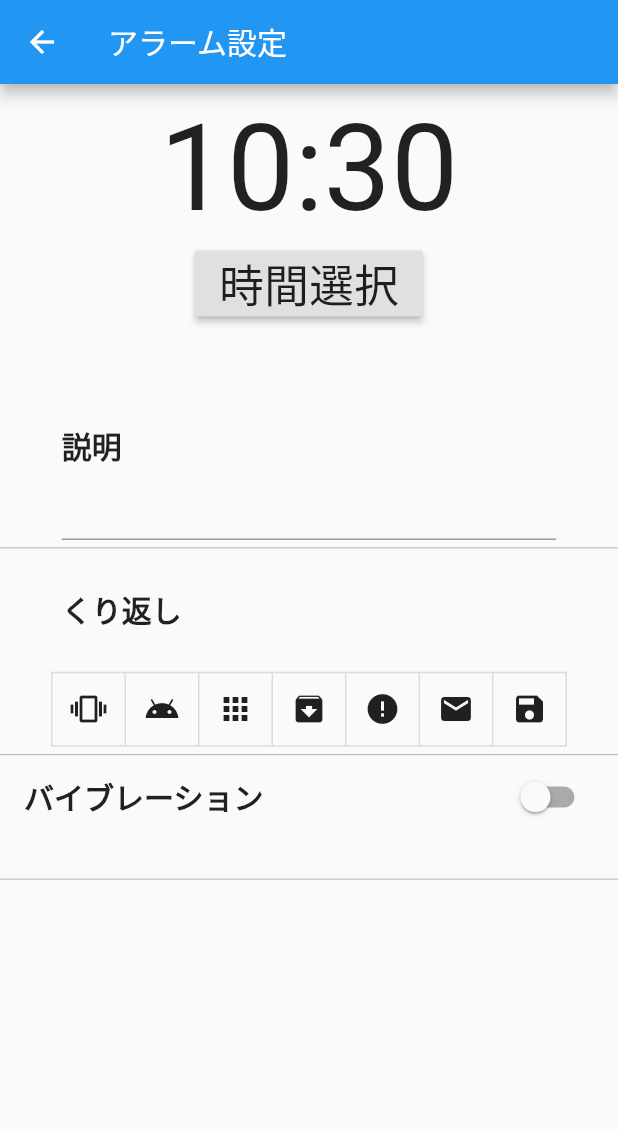
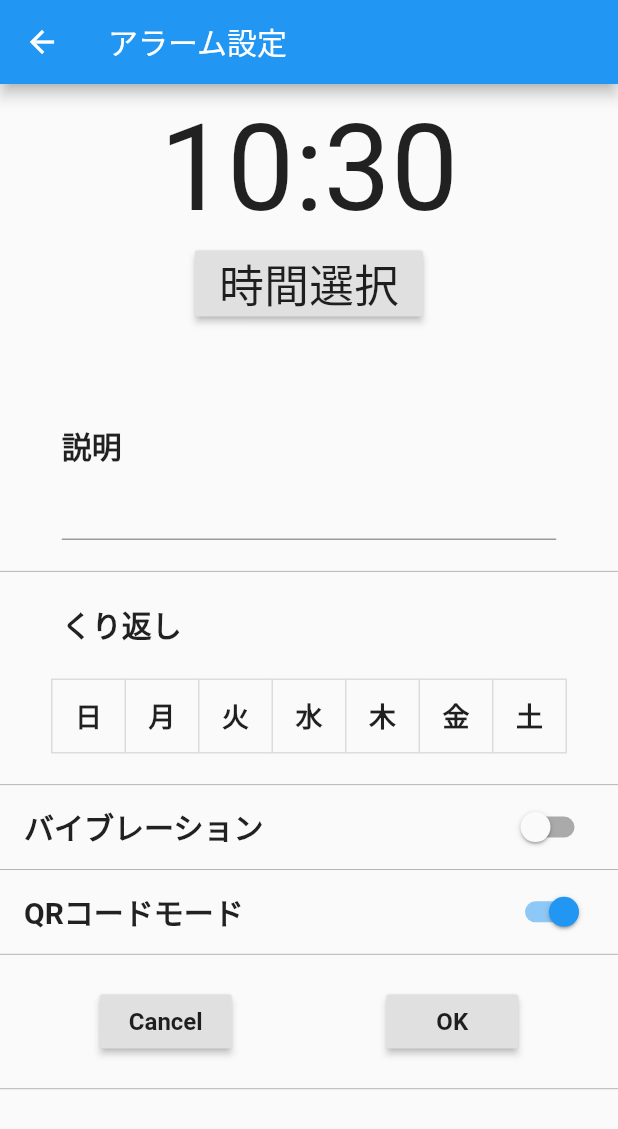
Before and after one commit to 06itsuki08/alarm_clock, a Flutter app: the screen it shows after launch, after a tap on the "alarm add" icon, on a phone screen of 412 x 824 dp. Shown: the top 1129 px of the screen. Run offline on Flutter 3.47's test engine with Material 2 defaults, Android fonts, the phone set to English and light mode, and no system bars; our stand-ins replace shared_preferences.

Commit message:
アラーム設定画面と一覧

```diff
--- a/lib/main.dart
+++ b/lib/main.dart
@@ -11,6 +11,8 @@ class MyApp extends StatelessWidget {
   Widget build(BuildContext context) {
     return MaterialApp(
       title: title,
+      //右上のデバッグモードって帯を消す
+      debugShowCheckedModeBanner: false,
       //テーマ　アプリの基本色を決めたりする
       theme: ThemeData(
         primarySwatch: Colors.blue,
--- a/lib/module/alarm.dart
+++ b/lib/module/alarm.dart
@@ -1,27 +1,31 @@
-class Alarm{
+import 'package:flutter/material.dart';
+
+class Alarm {
   int id;
- DateTime time;
- String description;
- String soundPath;
+  TimeOfDay time;
+  String description = '未登録';
+  //String soundPath; Path取得未実装
   List<int> repeat;
   bool vibration;
+  bool qrCodeMode;
 
   Alarm(
+      {this.id,
       this.time,
       this.description,
-   this.soundPath,
       this.repeat,
-   this.vibration
- );
+      this.vibration,
+      this.qrCodeMode});
 
- setAlarm(DateTime time,String description,String soundPath,List<int> repeat,bool vibration){
-   new Alarm(
-     time,
-     description,
-     soundPath,
-     repeat,
-     vibration
-   );
+  /*
+  setAlarm(TimeOfDay time, String description, List<int> repeat, bool vibration,
+      bool qrCodeMode) {
+    Alarm(
+        time: time,
+        description: description,
+        repeat: repeat,
+        vibration: vibration,
+        qrCodeMode: qrCodeMode);
   }
-
+  */
 }
--- /dev/null
+++ b/lib/module/shared_prefs.dart
@@ -0,0 +1,63 @@
+import 'package:alarm_clock/module/alarm.dart';
+import 'package:alarm_clock/module/alarm_list.dart';
+import 'package:flutter/material.dart';
+import 'package:shared_preferences/shared_preferences.dart';
+
+saveData(List<Alarm> list) async {
+  //await pref.set型("key",val);
+  SharedPreferences pref = await SharedPreferences.getInstance();
+  await pref.setInt('AlarmCount', list.length);
+  for (int i = 0; i < list.length; i++) {
+    Alarm alarm = list[i];
+    await pref.setInt("Id", i + 1);
+    await pref.setString("Time",
+        '${alarm.time.hour.toString()}:${alarm.time.minute.toString()}');
+    await pref.setString("Description", alarm.description);
+    if (alarm.repeat.length > 0) {
+      List<String> repeatList = [];
+      for (int j = 0; j < alarm.repeat.length; j++) {
+        repeatList.add(alarm.repeat[j].toString());
+      }
+      await pref.setStringList("RepeatList", repeatList);
+    } else {
+      await pref.setStringList("RepeatList", null);
+    }
+    await pref.setBool("Vibration", alarm.vibration);
+    await pref.setBool("QRCodeMode", alarm.qrCodeMode);
+  }
+}
+
+loadData(List<Alarm> list) async {
+  //await pref.get型("key");
+  SharedPreferences pref = await SharedPreferences.getInstance();
+  int listlength;
+  try {
+    listlength = pref.getInt('AlarmCount');
+
+    for (int i = 0; i < listlength; i++) {
+      int id = pref.getInt("Id");
+      TimeOfDay time = TimeOfDay(
+          hour: int.parse(pref.getString('Time').split(":")[0]),
+          minute: int.parse(pref.getString('Time').split(":")[1]));
+      String text = pref.getString('Description');
+
+      List<int> repeat = [];
+      if (pref.getStringList('RepeatList') != null) {
+        repeat = (pref.getStringList('RepeatList')).cast<int>();
+      }
+      bool vibration = pref.getBool('Vibration');
+      bool qrCodeMode = pref.getBool('QRCodeMode');
+      Alarm alarm = new Alarm(
+          id: id,
+          time: time,
+          description: text,
+          repeat: repeat,
+          vibration: vibration,
+          qrCodeMode: qrCodeMode);
+      list.add(alarm);
+    }
+  } on NoSuchMethodError {
+    return null;
+  }
+  return list;
+}
--- a/lib/screen/alarmsetting.dart
+++ b/lib/screen/alarmsetting.dart
@@ -1,10 +1,15 @@
+import 'package:alarm_clock/module/alarm_list.dart';
+import 'package:alarm_clock/module/shared_prefs.dart';
+import 'package:alarm_clock/screen/mainmenu.dart';
 import 'package:flutter/cupertino.dart';
 import 'package:flutter/material.dart';
 import 'package:alarm_clock/val/string.dart';
-import 'package:file_picker/file_picker.dart';
+import 'package:alarm_clock/module/alarm.dart';
 
+// ignore: must_be_immutable
 class AlarmSetting extends StatefulWidget {
   AlarmSetting({Key key}) : super(key: key);
+
   @override
   _AlarmSettingState createState() => _AlarmSettingState();
 }
@@ -14,24 +19,29 @@ class _AlarmSettingState extends State<AlarmSetting> {
   String yotei = 'アラーム設定項目';
   TimeOfDay setTime;
   bool vibration;
-  String filePath;
+  bool qrCodeMode;
   TextEditingController textCtrl;
-  Size size;
-  List<String> checkRepeat = ['日', '月', '火', '水', '木', '金', '土'];
-  List<bool> isSelected = [false, false, false, false, false, false, false];
+  List<bool> isSelected;
+  Alarm alarm;
 
   @override
   void initState() {
     super.initState();
+    isSelected = [false, false, false, false, false, false, false];
     setTime = TimeOfDay.now();
-    filePath = '';
     vibration = false;
+    qrCodeMode = true;
     textCtrl = new TextEditingController();
   }
 
   @override
+  void dispose() {
+    textCtrl.dispose();
+    super.dispose();
+  }
+
+  @override
   Widget build(BuildContext context) {
-    size = MediaQuery.of(context).size;
     return Scaffold(
       //AppBarはアプリのタイトルとかを表示してくれる領域のこと
       appBar: AppBar(
@@ -94,7 +104,7 @@ class _AlarmSettingState extends State<AlarmSetting> {
                             ),
                           ),
                         ]),
-                    heightSpacer(),
+                    heightSpacer(height: size.height * 0.025),
                   ],
                 ),
               ),
@@ -118,11 +128,12 @@ class _AlarmSettingState extends State<AlarmSetting> {
               decoration: borderLine,
               child: Column(
                 children: <Widget>[
+                  heightSpacer(height: size.height * 0.025),
                   SizedBox(
-                    height: size.height / 10,
                     child: Row(
                       mainAxisAlignment: MainAxisAlignment.start,
                       children: <Widget>[
+                        heightSpacer(height: size.height * 0.025),
                         widthSpacer(width: size.width / 10),
                         Text(
                           "くり返し",
@@ -131,16 +142,17 @@ class _AlarmSettingState extends State<AlarmSetting> {
                       ],
                     ),
                   ),
+                  heightSpacer(height: size.height * 0.025),
                   SizedBox(
                     child: ToggleButtons(
                       children: <Widget>[
-                        Icon(Icons.vibration),
-                        Icon(Icons.android),
-                        Icon(Icons.apps),
-                        Icon(Icons.archive),
-                        Icon(Icons.error),
-                        Icon(Icons.mail),
-                        Icon(Icons.save)
+                        Text('日'),
+                        Text('月'),
+                        Text('火'),
+                        Text('水'),
+                        Text('木'),
+                        Text('金'),
+                        Text('土')
                       ],
                       onPressed: (int index) {
                         setState(() {
@@ -148,10 +160,12 @@ class _AlarmSettingState extends State<AlarmSetting> {
                         });
                       },
                       isSelected: isSelected,
+                      textStyle:
+                          TextStyle(fontSize: 18, fontWeight: FontWeight.w600),
                     ),
                   ),
                   widthSpacer(width: size.width / 10),
-                  heightSpacer(),
+                  heightSpacer(height: size.height * 0.025),
                 ],
               ),
             ),
@@ -160,7 +174,6 @@ class _AlarmSettingState extends State<AlarmSetting> {
             Container(
               decoration: borderLine,
               child: SizedBox(
-                height: size.height / 10,
                 child: SwitchListTile(
                   value: vibration,
                   title: Text(
@@ -172,6 +185,62 @@ class _AlarmSettingState extends State<AlarmSetting> {
                       vibration = value;
                     });
                   },
+                ),
+              ),
+            ),
+
+            //QRコードモード
+            Container(
+              decoration: borderLine,
+              child: SizedBox(
+                child: SwitchListTile(
+                  value: qrCodeMode,
+                  title: Text(
+                    'QRコードモード',
+                    style: itemName,
+                  ),
+                  onChanged: (bool value) {
+                    setState(() {
+                      qrCodeMode = value;
+                    });
+                  },
+                ),
+              ),
+            ),
+
+            //ボタン
+            Container(
+              decoration: borderLine,
+              child: SizedBox(
+                child: Column(
+                  children: <Widget>[
+                    heightSpacer(height: size.height * 0.025),
+                    Row(
+                      mainAxisAlignment: MainAxisAlignment.center,
+                      children: <Widget>[
+                        RaisedButton(
+                          onPressed: () {
+                            Navigator.pop(context);
+                          },
+                          child: Text('Cancel',
+                              style: TextStyle(
+                                  fontSize: 16, fontWeight: FontWeight.w700)),
+                        ),
+                        widthSpacer(width: size.width * 0.25),
+                        RaisedButton(
+                          onPressed: () {
+                            createAlarmButton();
+                          },
+                          child: Text(
+                            'OK',
+                            style: TextStyle(
+                                fontSize: 16, fontWeight: FontWeight.w700),
+                          ),
+                        ),
+                      ],
+                    ),
+                    heightSpacer(height: size.height * 0.025),
+                  ],
                 ),
               ),
             ),
@@ -192,15 +261,34 @@ class _AlarmSettingState extends State<AlarmSetting> {
     }
   }
 
-  Future<void> selectFile() async {
+/* ファイルパス取得
+ Future<void> selectFile() async {
     FilePickerResult result = await FilePicker.platform.pickFiles();
     //todo 例外のcatch処理
     if (result != null) {
       filePath = result.files.single.path;
     }
   }
+*/
 
-  void createAlarm() {
+  void createAlarmButton() {
     //Alarmの設定
+    List<int> list = [];
+    for (int i = 0; i < isSelected.length; i++) {
+      if (isSelected[i] == true) {
+        list.add(i);
+      }
+    }
+    setState(() {
+      alarm = new Alarm(
+          time: setTime,
+          description: textCtrl.text.toString(),
+          repeat: list,
+          vibration: vibration,
+          qrCodeMode: qrCodeMode);
+      addAlarm(alarm);
+      saveData(alarmList);
+    });
+    Navigator.of(context).pop();
   }
 }
--- a/lib/screen/mainmenu.dart
+++ b/lib/screen/mainmenu.dart
@@ -1,7 +1,12 @@
-import 'package:flutter/cupertino.dart';
+import 'package:alarm_clock/module/alarm.dart';
+import 'package:alarm_clock/module/alarm_list.dart';
+import 'package:alarm_clock/screen/alarmsetting.dart';
 import 'package:flutter/material.dart';
 import 'package:alarm_clock/val/string.dart';
+import 'package:alarm_clock/module/shared_prefs.dart';
+import 'package:shared_preferences/shared_preferences.dart';
 
+// ignore: must_be_immutable
 class MainMenu extends StatefulWidget {
   MainMenu({Key key}) : super(key: key);
   @override
@@ -9,10 +14,24 @@ class MainMenu extends StatefulWidget {
 }
 
 class _MainMenuState extends State<MainMenu> {
-  String text = 'ホーム画面';
-  String yotei = 'ListViewを置いて、設定済みのアラームを表示する';
+  //画面描画の前、最初に動作するとこ初期化とかここでおこなったりする
+  @override
+  void initState() {
+    super.initState();
+    setState(() {
+      alarmList = List<Alarm>();
+      loadData(alarmList);
+    });
+  }
+
+  @override
+  void dispose() {
+    super.dispose();
+  }
+
   @override
   Widget build(BuildContext context) {
+    size = MediaQuery.of(context).size;
     return Scaffold(
       //AppBarはアプリのタイトルとかを表示してくれる領域のこと
       appBar: AppBar(
@@ -26,7 +45,7 @@ class _MainMenuState extends State<MainMenu> {
             //onPressed そのまんま押された時の動作を宣言するとこ
             //setState 値を変更して画面を更新するよみたいな感じ
             //画面の更新をかけないと表示上の数値は変わらない
-            onPressed: () {
+            onPressed: () async {
               Navigator.pushNamed(context, '/alarmsetting');
             }, //
           ),
@@ -41,13 +60,32 @@ class _MainMenuState extends State<MainMenu> {
       //body アプリのメイン画面
       //Column 子供になるパーツが全部縦に並んでくれる　子供はchildren にいれる
       body: Column(
-        crossAxisAlignment: CrossAxisAlignment.center,
-        mainAxisAlignment: MainAxisAlignment.center,
+        crossAxisAlignment: CrossAxisAlignment.start,
+        mainAxisAlignment: MainAxisAlignment.start,
         children: <Widget>[
-          Text(text),
-          Text(yotei),
+          Text('アラーム登録数：${alarmList.length}'),
+          ListView.builder(
+              shrinkWrap: true,
+              itemCount: alarmList.length,
+              scrollDirection: Axis.vertical,
+              itemBuilder: (BuildContext context, int i) {
+                if (alarmList.length <= 0) {
+                  return Card(
+                    child: Text('アラーム未登録'),
+                  );
+                } else {
+                  return buildListItem(alarmList[i]);
+                }
+              })
         ],
       ),
     );
   }
+
+  void removeAlarm(Alarm alarm) async {
+    setState(() {
+      alarmList.remove(alarm);
+      saveData(alarmList);
+    });
+  }
 }
--- a/lib/val/string.dart
+++ b/lib/val/string.dart
@@ -7,6 +7,7 @@ final String title = "カメラde目覚まし📷";
 final String alarmSetting = "アラーム設定";
 final String setting = "設定";
 final TextStyle itemName = TextStyle(fontWeight: FontWeight.w600, fontSize: 20);
+Size size;
 
 SizedBox widthSpacer({double width = 5.0}) {
   return SizedBox(width: width);
--- a/pubspec.yaml
+++ b/pubspec.yaml
@@ -3,7 +3,7 @@ description: A new Flutter application.
 
 # The following line prevents the package from being accidentally published to
 # pub.dev using `pub publish`. This is preferred for private packages.
-publish_to: 'none' # Remove this line if you wish to publish to pub.dev
+publish_to: "none" # Remove this line if you wish to publish to pub.dev
 
 # The following defines the version and build number for your application.
 # A version number is three numbers separated by dots, like 1.2.43
@@ -23,8 +23,8 @@ environment:
 dependencies:
   flutter:
     sdk: flutter
+  shared_preferences: ^0.5.12
   file_picker: ^2.0.6
-
 
   # The following adds the Cupertino Icons font to your application.
   # Use with the CupertinoIcons class for iOS style icons.
@@ -39,7 +39,6 @@ dev_dependencies:
 
 # The following section is specific to Flutter.
 flutter:
-
   # The following line ensures that the Material Icons font is
   # included with your application, so that you can use the icons in
   # the material Icons class.
```
Also changed, not shown: lib/module/alarm_list.dart (added, +99 -0 lines), lib/screen/setting.dart (+22 -11 lines), pubspec.lock. Lines whose indentation alone changed are shown as unchanged.
